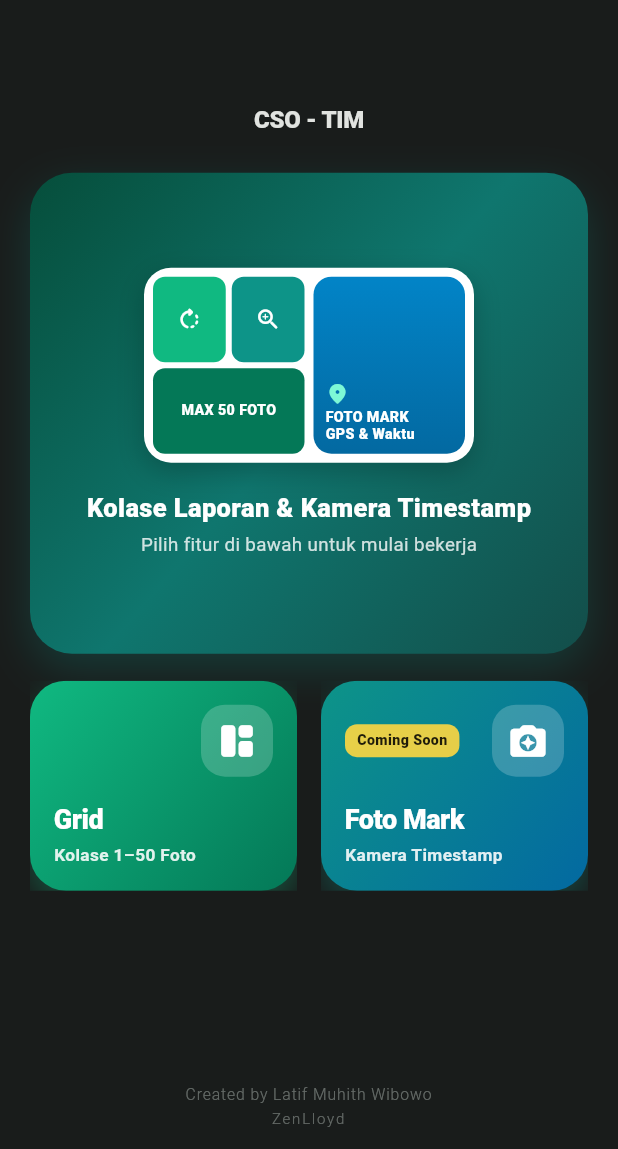
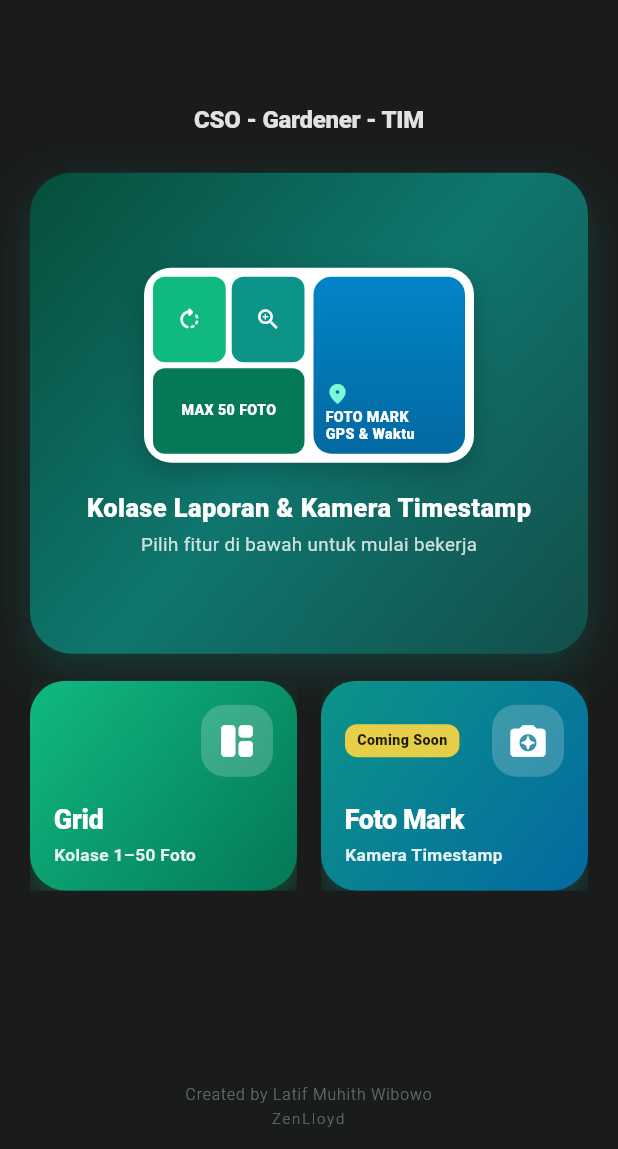
Before and after one commit to ZenLloyd/Grid-Timemark-CSO, a Flutter app: the screen it shows after launch, on a phone screen of 412 x 824 dp, the part 87-1236 px from its top. Run offline on Flutter 3.47's test engine with Material 3 defaults, Android fonts, the phone set to English and light mode, and no system bars; our stand-ins replace camera, flutter_map, geocoding, geolocator, image_picker, latlong2; missing offline and left inert: gal; network calls fail.

Commit message:
chore(home): update team title to CSO - Gardener - TIM

```diff
--- a/lib/screens/home_screen.dart
+++ b/lib/screens/home_screen.dart
@@ -227,10 +227,10 @@ class _HomeScreenState extends State<HomeScreen> {
 
               const Spacer(flex: 1),
 
-              // Identitas Tim: CSO - TIM
+              // Identitas Tim: CSO - Gardener - TIM
               Center(
                 child: Text(
-                  'CSO - TIM',
+                  'CSO - Gardener - TIM',
                   textAlign: TextAlign.center,
                   style: TextStyle(
                     fontSize: 16,
```
Also changed, not shown: 1 other file.
